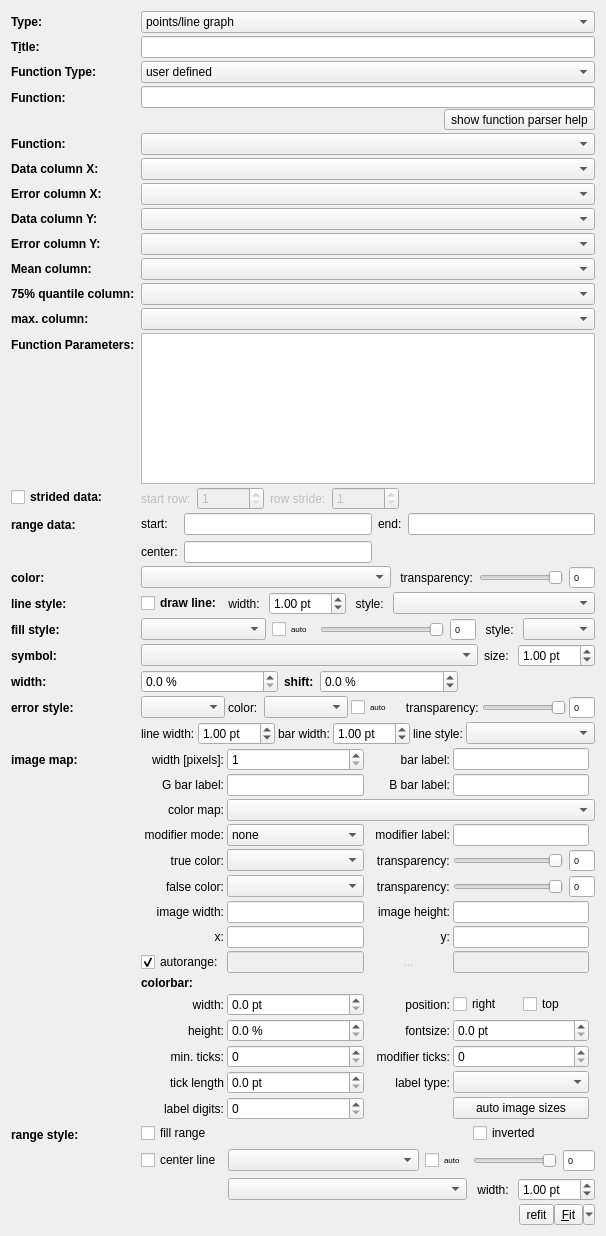
This is plugins/table/qftablegraphsettings.ui in jkriege2/QuickFit3 as Qt 5 draws it before an edit. The edited form follows.
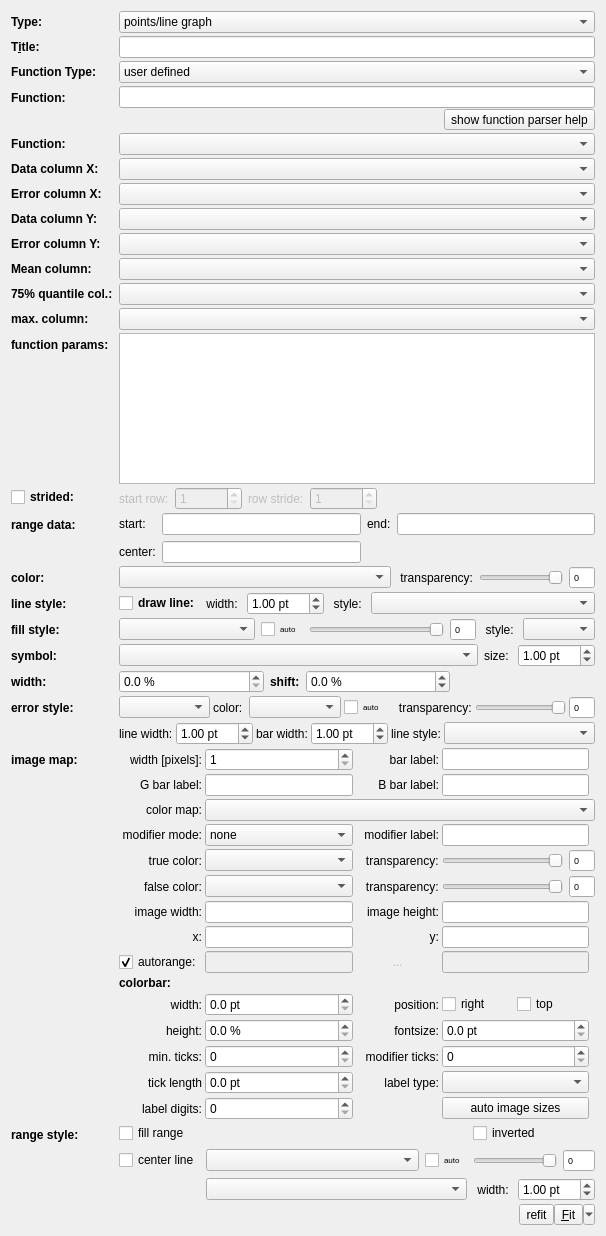
This is the edited form. Icons and pictures are not drawn. Custom widgets are drawn as their Qt base class.

```diff
--- a/plugins/table/qftablegraphsettings.ui
+++ b/plugins/table/qftablegraphsettings.ui
@@ -424,7 +424,7 @@
       </font>
      </property>
      <property name="text">
-      <string>strided data:</string>
+      <string>strided:</string>
      </property>
     </widget>
    </item>
@@ -1942,7 +1942,7 @@
       </font>
      </property>
      <property name="text">
-      <string>Function Parameters:</string>
+      <string>function params:</string>
      </property>
      <property name="buddy">
       <cstring>edtFunction</cstring>
@@ -1977,7 +1977,7 @@
       </font>
      </property>
      <property name="text">
-      <string>75% quantile column:</string>
+      <string>75% quantile col.:</string>
      </property>
      <property name="buddy">
       <cstring>cmbLinesYError</cstring>
```
Left out of the diff: 2 changed lines with no effect on the pictures.
